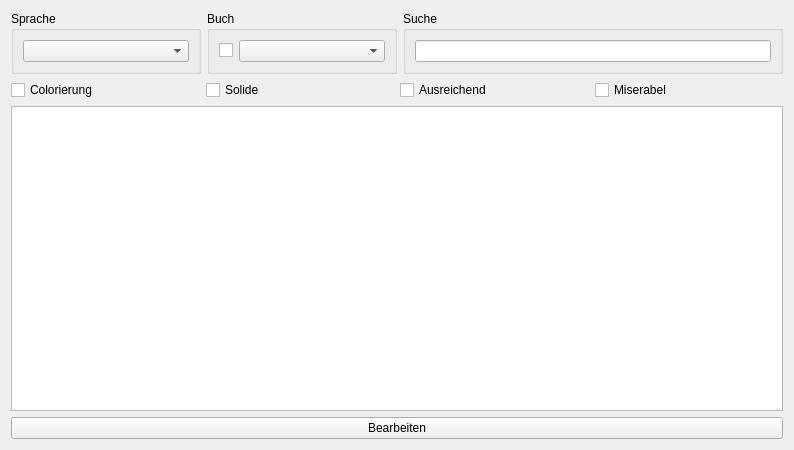
Above: UIs/WindowWoerterbuch.ui from JPaehr/VokabelTrainer before the change. Below: the same form after it.
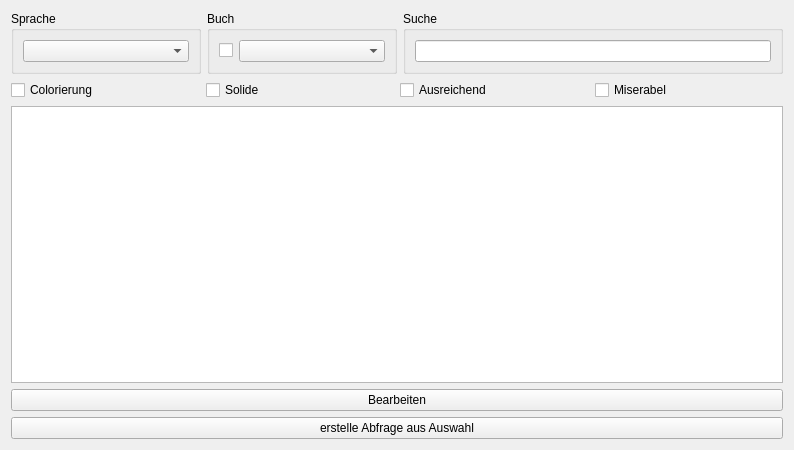
That is the form after the change.

Commit message: added button for future features, no function for now

Patch:
```diff
--- a/UIs/WindowWoerterbuch.ui
+++ b/UIs/WindowWoerterbuch.ui
@@ -107,6 +107,13 @@
      </property>
     </widget>
    </item>
+   <item>
+    <widget class="QPushButton" name="pBCreateQueryFromSelection">
+     <property name="text">
+      <string>erstelle Abfrage aus Auswahl</string>
+     </property>
+    </widget>
+   </item>
   </layout>
  </widget>
  <tabstops>
```
The commit also changes 1 other file.
